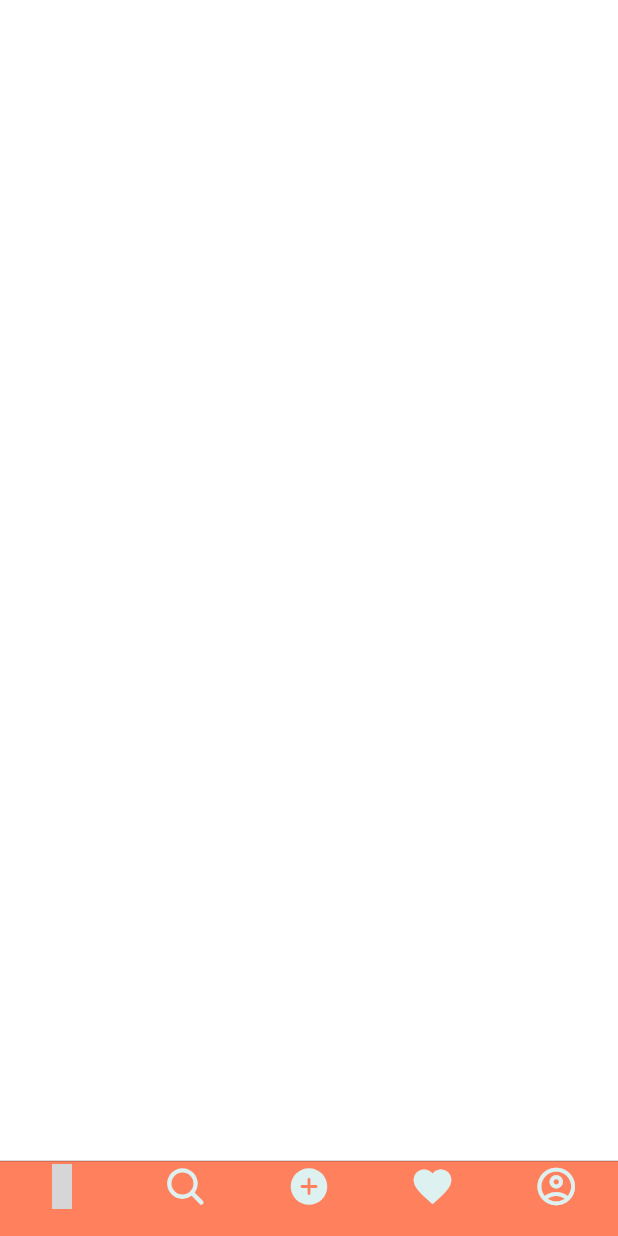
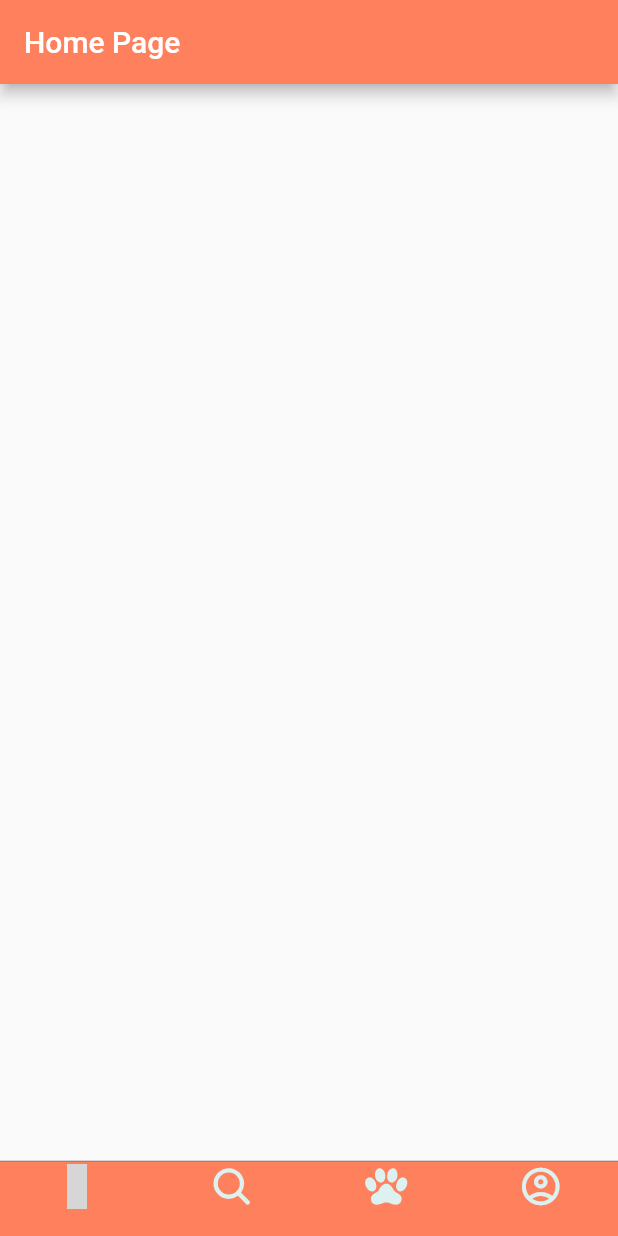
Before and after one commit to humeyrapolat/Petopia, a Flutter app: the screen it shows after launch, on a phone screen of 412 x 824 dp. Run offline on Flutter 3.47's test engine with Material 2 defaults, Android fonts, the phone set to English and light mode, and no system bars; our stand-ins replace flutter_icons_null_safety; grey boxes are pictures that could not be loaded.

Commit message:
pages added

```diff
--- /dev/null
+++ b/lib/features/presentation/page/home_page/home_page.dart
@@ -0,0 +1,18 @@
+import 'package:flutter/material.dart';
+import 'package:flutter/src/widgets/framework.dart';
+import 'package:flutter/src/widgets/placeholder.dart';
+import 'package:petopia/util/consts.dart';
+
+class HomePage extends StatelessWidget {
+  const HomePage({super.key});
+
+  @override
+  Widget build(BuildContext context) {
+    return Scaffold(
+      appBar: AppBar(
+        backgroundColor: darkOrangeColor,
+        title: const Text("Home Page"),
+      ),
+    );
+  }
+}
--- a/lib/features/presentations/main_screen/main_screen.dart
+++ b/lib/features/presentation/page/main_screen/main_screen.dart
@@ -1,9 +1,11 @@
 import 'package:flutter/cupertino.dart';
 import 'package:flutter/material.dart';
 import 'package:flutter_icons_null_safety/flutter_icons_null_safety.dart';
+import 'package:petopia/features/presentation/page/announcement/adoption.dart';
+import 'package:petopia/features/presentation/page/home_page/home_page.dart';
+import 'package:petopia/features/presentation/page/match/match.dart';
+import 'package:petopia/features/presentation/page/profile/profile.dart';
 import 'package:petopia/util/consts.dart';
-
-
 
 class MainScreen extends StatefulWidget {
   const MainScreen({Key? key}) : super(key: key);
@@ -13,7 +15,6 @@ class MainScreen extends StatefulWidget {
 }
 
 class _MainScreenState extends State<MainScreen> {
-
   int _currentIndex = 0;
 
   late PageController pageController;
@@ -39,24 +40,35 @@ class _MainScreenState extends State<MainScreen> {
       _currentIndex = index;
     });
   }
+
   @override
   Widget build(BuildContext context) {
     return Scaffold(
       backgroundColor: backGroundColor,
       bottomNavigationBar: CupertinoTabBar(
         backgroundColor: darkOrangeColor,
-        items: [
-          BottomNavigationBarItem(icon: Icon(MaterialCommunityIcons.home_variant, color: lightBlueGreenColor), label: ""),
-          BottomNavigationBarItem(icon: Icon(Ionicons.md_search, color: lightBlueGreenColor), label: ""),
-          BottomNavigationBarItem(icon: Icon(Ionicons.md_add_circle, color: lightBlueGreenColor), label: ""),
-          BottomNavigationBarItem(icon: Icon(Icons.favorite, color: lightBlueGreenColor), label: ""),
-          BottomNavigationBarItem(icon: Icon(Icons.account_circle_outlined, color: lightBlueGreenColor), label: ""),
-
+        items: const [
+          BottomNavigationBarItem(
+              icon: Icon(MaterialCommunityIcons.home_variant,
+                  color: lightBlueGreenColor),
+              label: ""),
+          BottomNavigationBarItem(
+              icon: Icon(Ionicons.md_search, color: lightBlueGreenColor),
+              label: ""),
+          BottomNavigationBarItem(
+              icon: Icon(Ionicons.ios_paw, color: lightBlueGreenColor),
+              label: ""),
+          BottomNavigationBarItem(
+              icon: Icon(Icons.account_circle_outlined,
+                  color: lightBlueGreenColor),
+              label: ""),
         ],
         onTap: navigationTapped,
       ),
       body: PageView(
-
+        controller: pageController,
+        children: const [HomePage(), MatchPage(), AdoptionPage(), Profile()],
+        onPageChanged: onPageChanged,
       ),
     );
   }
--- a/lib/main.dart
+++ b/lib/main.dart
@@ -1,6 +1,6 @@
 import 'package:flutter/material.dart';
 
-import 'features/presentations/main_screen/main_screen.dart';
+import 'features/presentation/page/main_screen/main_screen.dart';
 
 void main() {
   runApp(MyApp());
```
Also changed, not shown: lib/features/data/data_sources/adoption.dart (added, +14 -0 lines), lib/features/data/imp_repo/adoption.dart (added, +16 -0 lines), lib/features/data/models/adoption.dart (added, +16 -0 lines), lib/features/domain/entities/adoption.dart (added, +16 -0 lines), lib/features/domain/repo/adoption.dart (added, +16 -0 lines), lib/features/domain/usecases/adoption.dart (added, +16 -0 lines), lib/features/presentation/cubit/adoption.dart (added, +14 -0 lines), lib/features/presentation/page/announcement/adoption.dart (added, +18 -0 lines), lib/features/presentation/page/announcement/emergency_call.dart (added, +16 -0 lines), lib/features/presentation/page/announcement/lost_animal.dart (added, +16 -0 lines), lib/features/presentation/page/home_page/post/post.dart (added, +16 -0 lines), lib/features/presentation/page/match/match.dart (added, +18 -0 lines), lib/features/presentation/page/profile/profile.dart (added, +18 -0 lines), lib/features/presentation/widgets/adoption.dart (added, +16 -0 lines), 2 other files.
